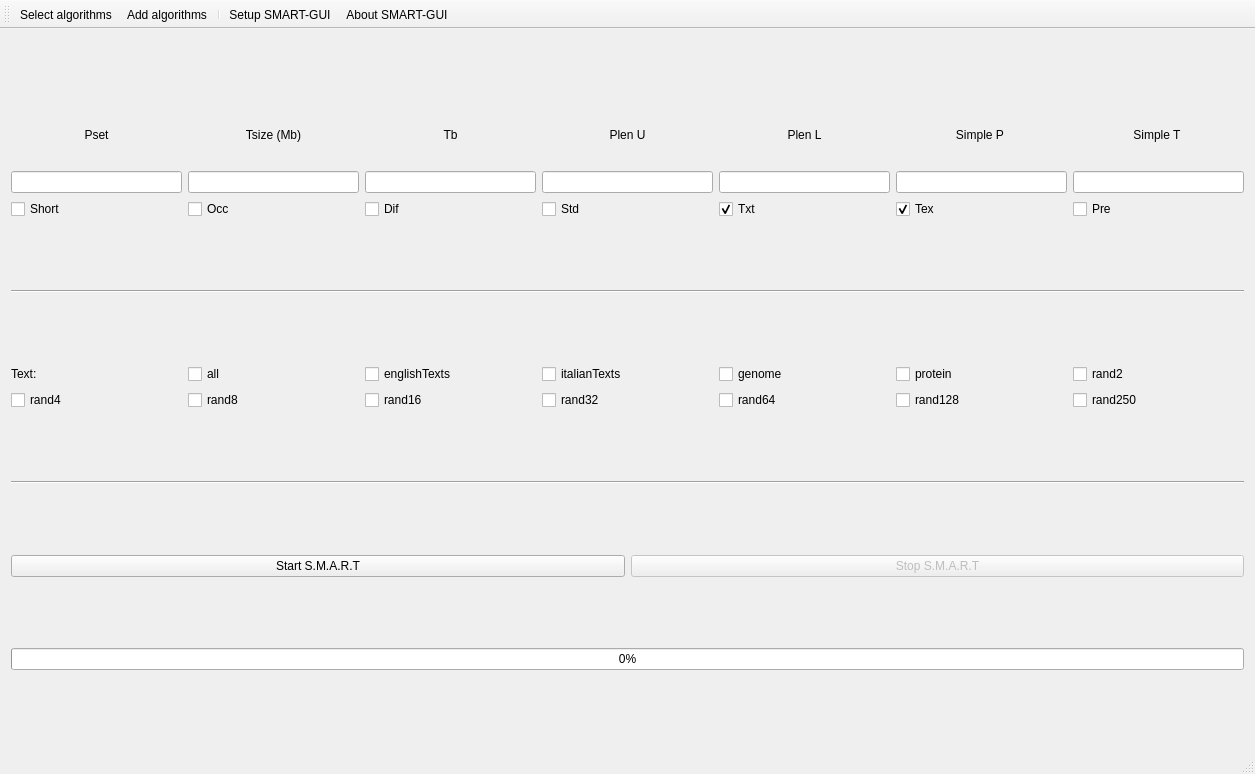
Before: the Qt Designer form SMART-GUI-V2/mainwindow.ui in smart-tool/smart-gui, drawn with Qt 5.
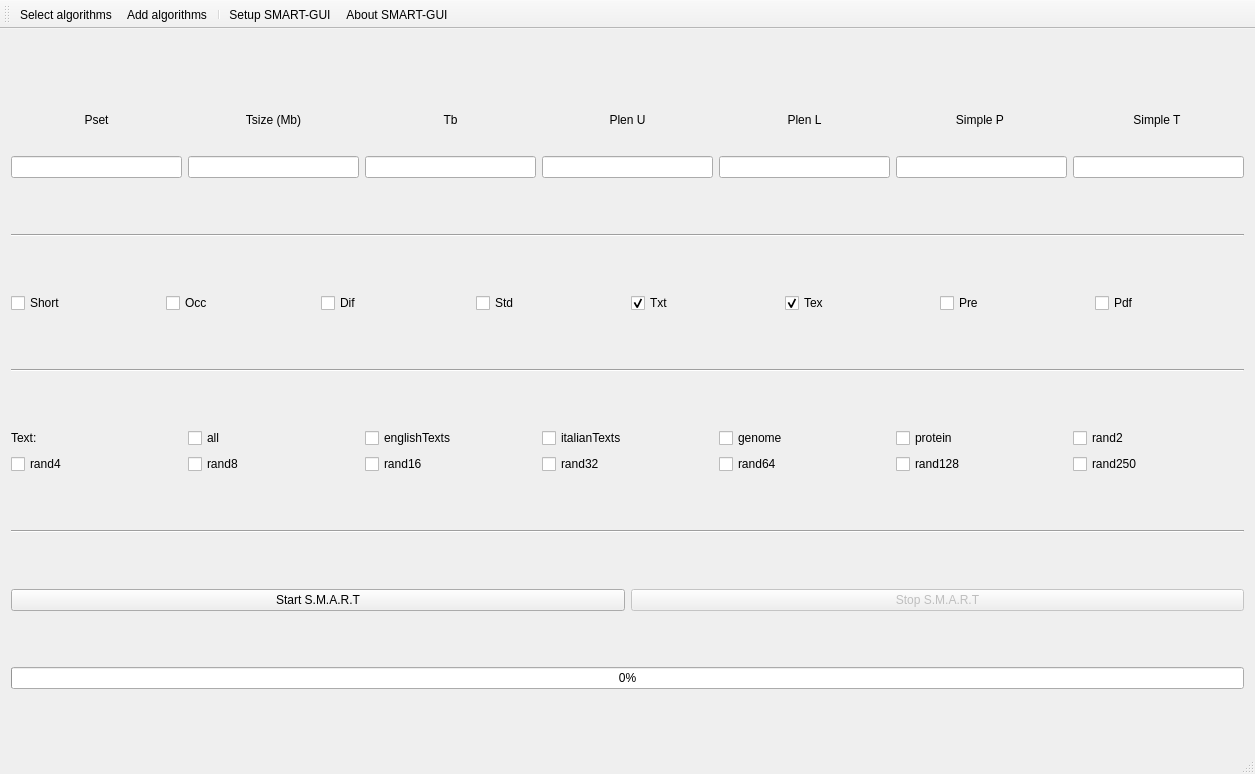
After: the same form once the commit is applied.

Diff of the .ui file:
```diff
--- a/SMART-GUI-V2/mainwindow.ui
+++ b/SMART-GUI-V2/mainwindow.ui
@@ -31,7 +31,7 @@
   <widget class="QWidget" name="centralWidget">
    <layout class="QVBoxLayout" name="verticalLayout">
     <item>
-     <layout class="QGridLayout" name="gridLayout" rowstretch="0,0,0,0,0">
+     <layout class="QGridLayout" name="gridLayout" rowstretch="0,0,0">
       <property name="sizeConstraint">
        <enum>QLayout::SetDefaultConstraint</enum>
       </property>
@@ -108,6 +108,9 @@
       <item row="1" column="2">
        <widget class="QLineEdit" name="Tb_lineEdit"/>
       </item>
+      <item row="1" column="4">
+       <widget class="QLineEdit" name="PlenL_lineEdit"/>
+      </item>
       <item row="1" column="6">
        <widget class="QLineEdit" name="SimpleT_lineEdit">
         <property name="maxLength">
@@ -122,9 +125,6 @@
         </property>
        </widget>
       </item>
-      <item row="1" column="4">
-       <widget class="QLineEdit" name="PlenL_lineEdit"/>
-      </item>
       <item row="0" column="6">
        <widget class="QLabel" name="SimpleT_label">
         <property name="maximumSize">
@@ -141,6 +141,9 @@
         </property>
        </widget>
       </item>
+      <item row="1" column="0">
+       <widget class="QLineEdit" name="Pset_lineEdit"/>
+      </item>
       <item row="0" column="5">
        <widget class="QLabel" name="SimpleP_label">
         <property name="maximumSize">
@@ -173,13 +176,21 @@
         </property>
        </widget>
       </item>
-      <item row="1" column="0">
-       <widget class="QLineEdit" name="Pset_lineEdit"/>
-      </item>
       <item row="1" column="3">
        <widget class="QLineEdit" name="PlenU_lineEdit"/>
       </item>
-      <item row="2" column="0">
+     </layout>
+    </item>
+    <item>
+     <widget class="Line" name="line_3">
+      <property name="orientation">
+       <enum>Qt::Horizontal</enum>
+      </property>
+     </widget>
+    </item>
+    <item>
+     <layout class="QHBoxLayout" name="horizontalLayout_3">
+      <item>
        <widget class="QCheckBox" name="Short_checkBox">
         <property name="text">
          <string>Short</string>
@@ -189,28 +200,28 @@
         </property>
        </widget>
       </item>
-      <item row="2" column="1">
+      <item>
        <widget class="QCheckBox" name="Occ_checkBox">
         <property name="text">
          <string>Occ</string>
         </property>
        </widget>
       </item>
-      <item row="2" column="2">
+      <item>
        <widget class="QCheckBox" name="Dif_checkBox">
         <property name="text">
          <string>Dif</string>
         </property>
        </widget>
       </item>
-      <item row="2" column="3">
+      <item>
        <widget class="QCheckBox" name="Std_checkBox">
         <property name="text">
          <string>Std</string>
         </property>
        </widget>
       </item>
-      <item row="2" column="4">
+      <item>
        <widget class="QCheckBox" name="Txt_checkBox">
         <property name="text">
          <string>Txt</string>
@@ -223,7 +234,7 @@
         </property>
        </widget>
       </item>
-      <item row="2" column="5">
+      <item>
        <widget class="QCheckBox" name="Tex_checkBox">
         <property name="text">
          <string>Tex</string>
@@ -233,13 +244,20 @@
         </property>
        </widget>
       </item>
-      <item row="2" column="6">
+      <item>
        <widget class="QCheckBox" name="Pre_checkBox">
         <property name="text">
          <string>Pre</string>
         </property>
        </widget>
       </item>
+      <item>
+       <widget class="QCheckBox" name="Pdf_checkBox">
+        <property name="text">
+         <string>Pdf</string>
+        </property>
+       </widget>
+      </item>
      </layout>
     </item>
     <item>
```
